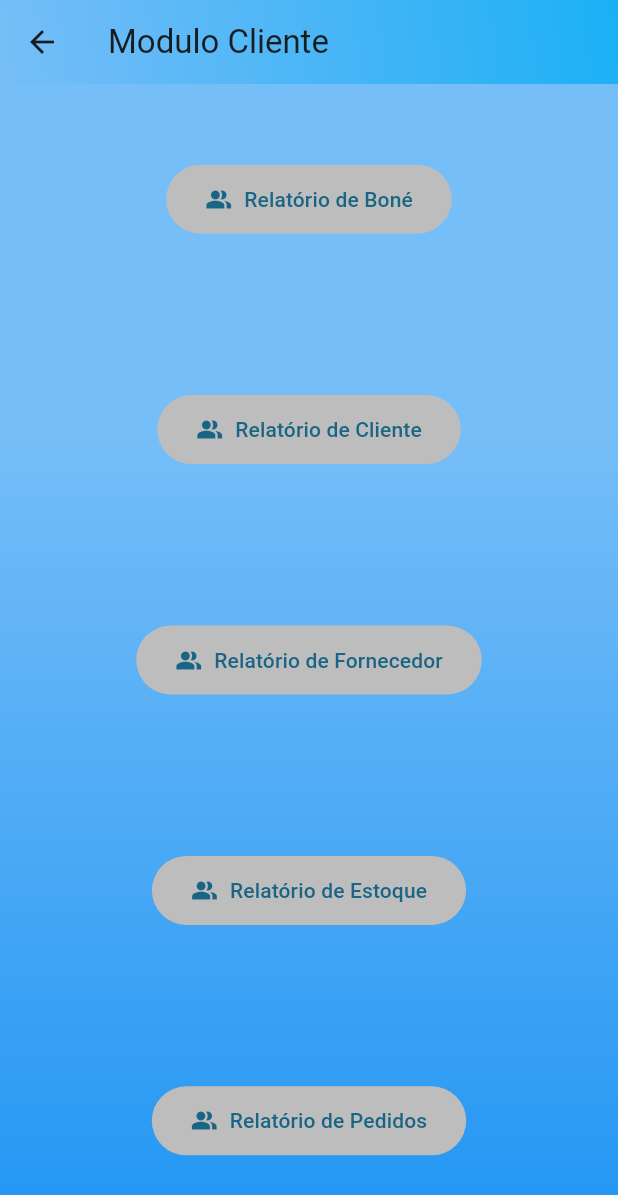
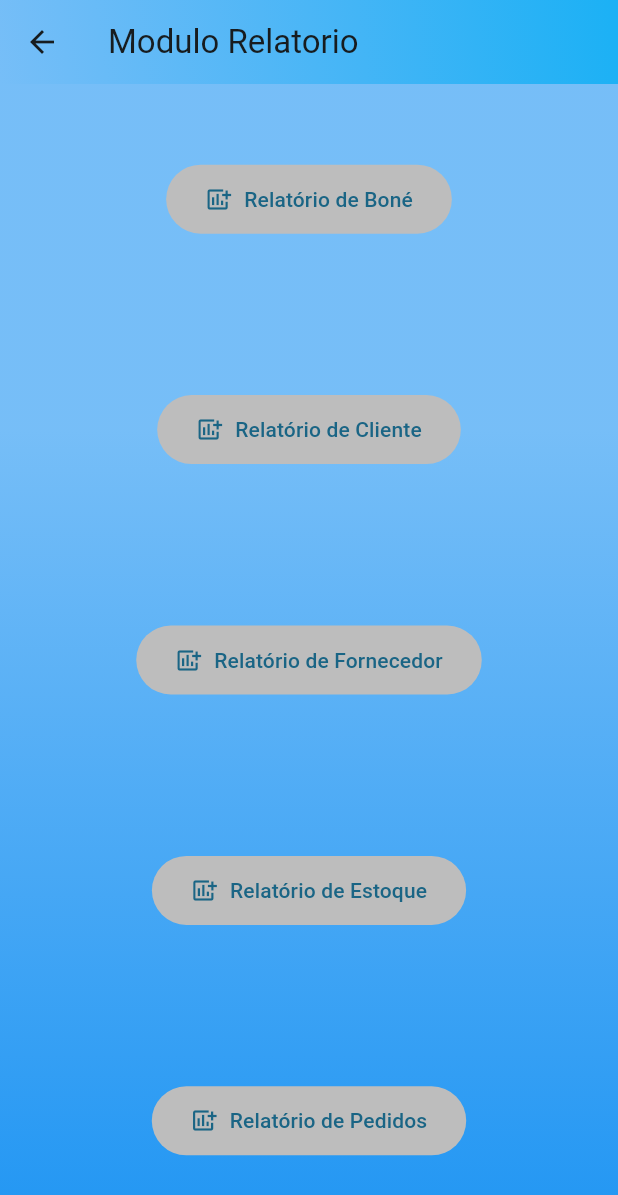
Before and after one commit to DayXL/Atividades-de-POO-1, a Flutter app: the ModulRlt screen opened directly, on a phone screen of 412 x 824 dp. Shown: the top 1195 px of the screen. Run offline on Flutter 3.47's test engine with Material 2 defaults, Android fonts, the phone set to English and light mode, and no system bars.

Commit message:
criado navegação para modelo de relatorio

```diff
--- a/atv/lib/relatorios.dart
+++ b/atv/lib/relatorios.dart
@@ -1,4 +1,5 @@
 import 'package:flutter/material.dart';
+import 'relBon.dart';
 
 class ModulRlt extends StatefulWidget {
   const ModulRlt({Key? key}) : super(key: key);
@@ -18,7 +19,7 @@ class _ModulRltState extends State<ModulRlt> {
       length: tabsCount,
       child: Scaffold(
         appBar: AppBar(
-          title: const Text('Modulo Cliente'),
+          title: const Text('Modulo Relatorio'),
           notificationPredicate: (ScrollNotification notification) {
             return notification.depth == 1;
           },
@@ -64,8 +65,13 @@ class _ModulRltState extends State<ModulRlt> {
                     horizontal: 26, vertical: 13),
                 ),
                 label: const Text('Relatório de Boné'),
-                icon: const Icon(Icons.people_alt),
-                onPressed: () {}),
+                icon: const Icon(Icons.add_chart),
+                onPressed: () {
+                  Navigator.push(
+                  context,
+                  MaterialPageRoute(builder: (context) => const ModulRltBon()));
+
+                }),
               ),
 
               Flexible(
@@ -76,7 +82,7 @@ class _ModulRltState extends State<ModulRlt> {
                     horizontal: 26, vertical: 13),
                 ),
                 label: const Text('Relatório de Cliente'),
-                icon: const Icon(Icons.people_alt),
+                icon: const Icon(Icons.add_chart),
                 onPressed: () {}),
               ),
 
@@ -88,7 +94,7 @@ class _ModulRltState extends State<ModulRlt> {
                     horizontal: 26, vertical: 13),
                 ),
                 label: const Text('Relatório de Fornecedor'),
-                icon: const Icon(Icons.people_alt),
+                icon: const Icon(Icons.add_chart),
                 onPressed: () {}),
               ),
 
@@ -100,7 +106,7 @@ class _ModulRltState extends State<ModulRlt> {
                     horizontal: 26, vertical: 13),
                 ),
                 label: const Text('Relatório de Estoque'),
-                icon: const Icon(Icons.people_alt),
+                icon: const Icon(Icons.add_chart),
                 onPressed: () {}),
               ),
 
@@ -112,7 +118,7 @@ class _ModulRltState extends State<ModulRlt> {
                     horizontal: 26, vertical: 13),
                 ),
                 label: const Text('Relatório de Pedidos'),
-                icon: const Icon(Icons.people_alt),
+                icon: const Icon(Icons.add_chart),
                 onPressed: () {}),
               ),
 
```
